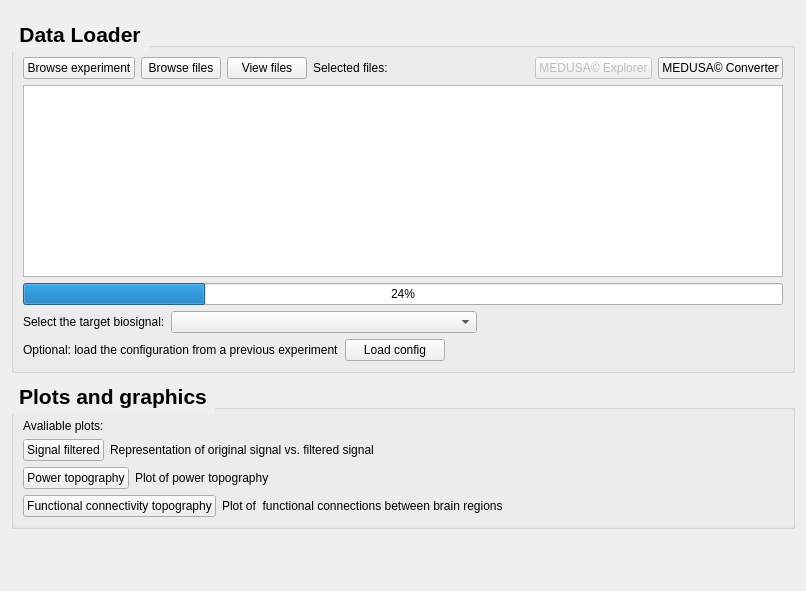
medusabci/medusa-analyzer, file data_loader/files/view.ui: the form before one commit.
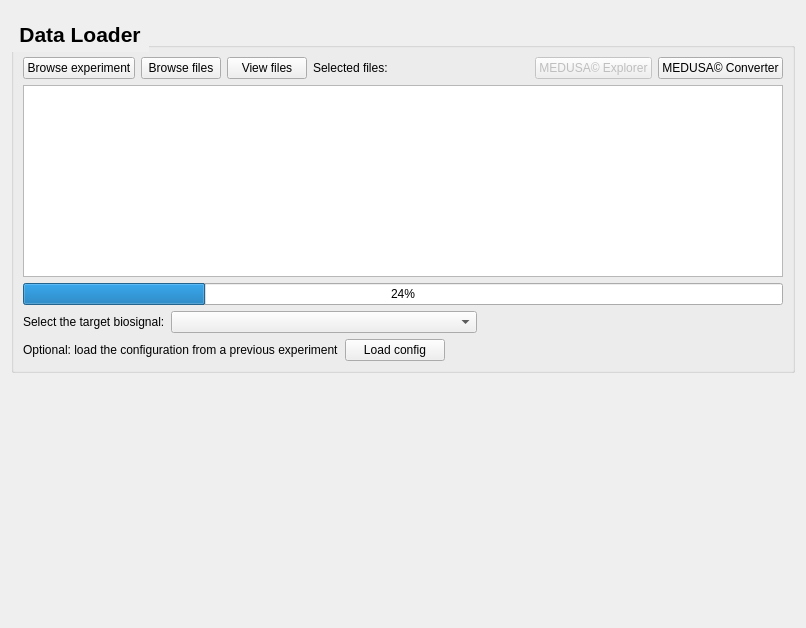
The form after the commit.

Commit message: update experiments view, controller and flow

```diff
--- a/data_loader/files/view.ui
+++ b/data_loader/files/view.ui
@@ -7,7 +7,7 @@
     <x>0</x>
     <y>0</y>
     <width>806</width>
-    <height>591</height>
+    <height>628</height>
    </rect>
   </property>
   <property name="windowTitle">
@@ -236,139 +236,6 @@
      </layout>
     </widget>
    </item>
-   <item>
-    <widget class="QGroupBox" name="groupBox">
-     <property name="font">
-      <font>
-       <pointsize>16</pointsize>
-       <weight>75</weight>
-       <bold>true</bold>
-      </font>
-     </property>
-     <property name="styleSheet">
-      <string notr="true">QGroupBox::title {
-    subcontrol-origin: margin;
-    subcontrol-position: top left; 
-    padding: 5px;                 
-    letter-spacing: 1px;
-    
-    color: qlineargradient(
-        spread:pad, x1:0, y1:0, x2:1, y2:0,
-        stop:0 #6a0dad, stop:1 #ec407a
-    );
-}</string>
-     </property>
-     <property name="title">
-      <string>Plots and graphics</string>
-     </property>
-     <layout class="QVBoxLayout" name="verticalLayout_2">
-      <item>
-       <widget class="QLabel" name="label">
-        <property name="text">
-         <string>Avaliable plots:</string>
-        </property>
-       </widget>
-      </item>
-      <item>
-       <layout class="QVBoxLayout" name="verticalLayout_5">
-        <item>
-         <layout class="QHBoxLayout" name="horizontalLayout_2">
-          <item>
-           <widget class="QPushButton" name="filteringPlotButton">
-            <property name="text">
-             <string>Signal filtered</string>
-            </property>
-           </widget>
-          </item>
-          <item>
-           <widget class="QLabel" name="signalfilteredplotLabel">
-            <property name="text">
-             <string>Representation of original signal vs. filtered signal</string>
-            </property>
-           </widget>
-          </item>
-          <item>
-           <spacer name="horizontalSpacer_2">
-            <property name="orientation">
-             <enum>Qt::Horizontal</enum>
-            </property>
-            <property name="sizeHint" stdset="0">
-             <size>
-              <width>40</width>
-              <height>20</height>
-             </size>
-            </property>
-           </spacer>
-          </item>
-         </layout>
-        </item>
-        <item>
-         <layout class="QHBoxLayout" name="horizontalLayout_4">
-          <item>
-           <widget class="QPushButton" name="powerPlotLabel">
-            <property name="text">
-             <string>Power topography</string>
-            </property>
-           </widget>
-          </item>
-          <item>
-           <widget class="QLabel" name="powertopoLabel">
-            <property name="text">
-             <string>Plot of power topography</string>
-            </property>
-           </widget>
-          </item>
-          <item>
-           <spacer name="horizontalSpacer_4">
-            <property name="orientation">
-             <enum>Qt::Horizontal</enum>
-            </property>
-            <property name="sizeHint" stdset="0">
-             <size>
-              <width>40</width>
-              <height>20</height>
-             </size>
-            </property>
-           </spacer>
-          </item>
-         </layout>
-        </item>
-        <item>
-         <layout class="QHBoxLayout" name="horizontalLayout_5">
-          <item>
-           <widget class="QPushButton" name="fcPlotButton">
-            <property name="text">
-             <string>Functional connectivity topography</string>
-            </property>
-           </widget>
-          </item>
-          <item>
-           <widget class="QLabel" name="fcplotLabel">
-            <property name="text">
-             <string>Plot of  functional connections between brain regions</string>
-            </property>
-           </widget>
-          </item>
-          <item>
-           <spacer name="horizontalSpacer_5">
-            <property name="orientation">
-             <enum>Qt::Horizontal</enum>
-            </property>
-            <property name="sizeHint" stdset="0">
-             <size>
-              <width>40</width>
-              <height>20</height>
-             </size>
-            </property>
-           </spacer>
-          </item>
-         </layout>
-        </item>
-       </layout>
-      </item>
-     </layout>
-    </widget>
-   </item>
    <item>
     <spacer name="verticalSpacer">
      <property name="orientation">
```
The commit also changes 13 other files.
